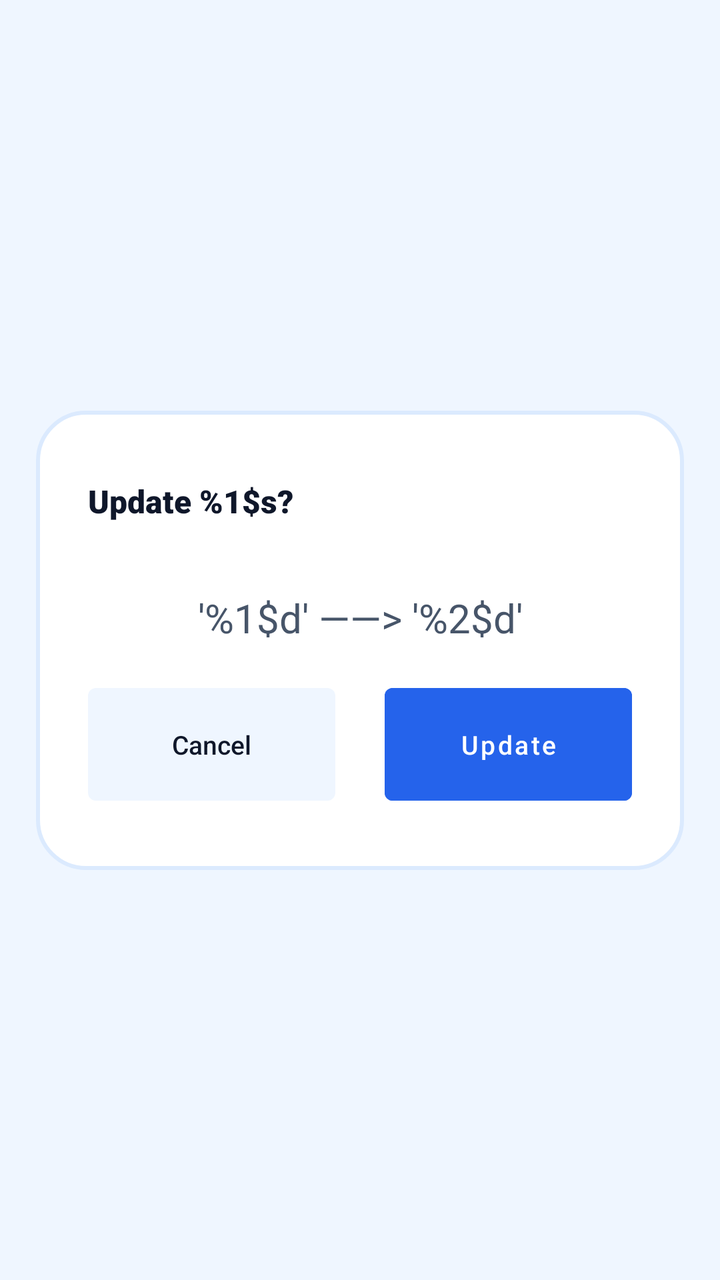
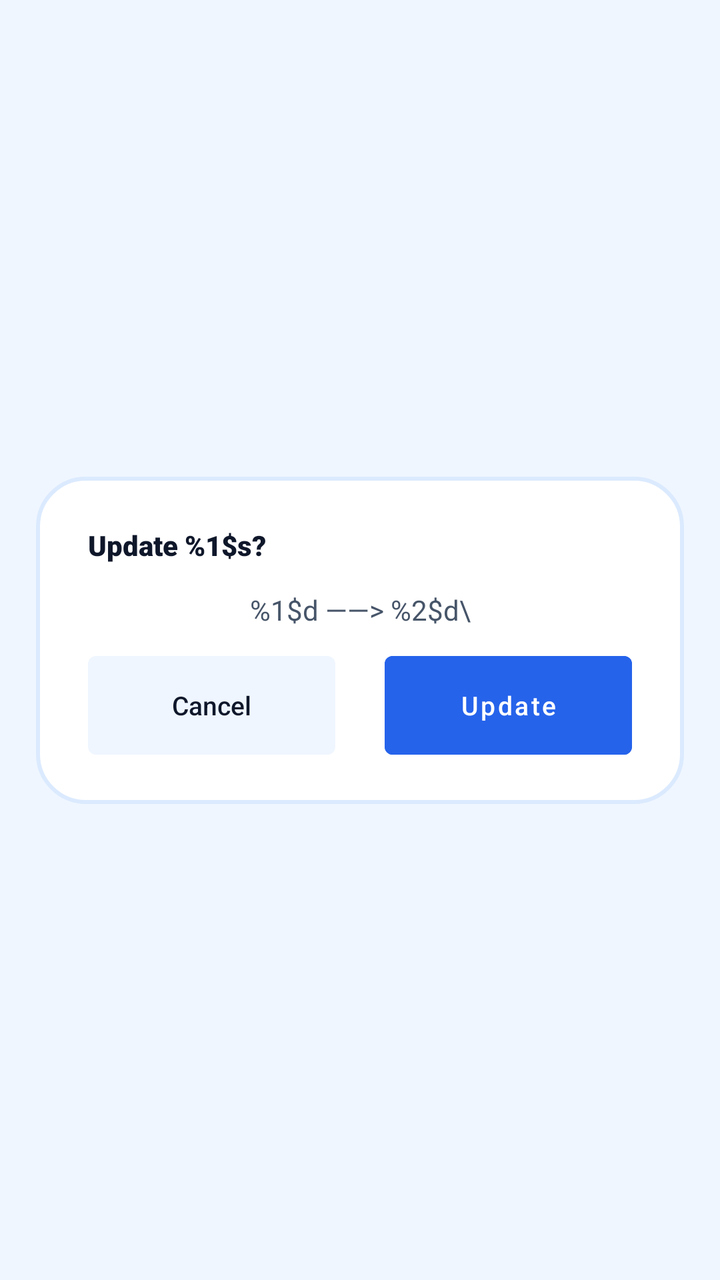

Compare the two renders of this Android layout. The source of the first and the diff that turns it into the second are given below.
<!-- AndroidManifest.xml: application theme Theme.SmartTasbeeh -->
<!-- res/layout/dialog_update_count.xml -->
<?xml version="1.0" encoding="utf-8"?>
<androidx.constraintlayout.widget.ConstraintLayout xmlns:android="http://schemas.android.com/apk/res/android"
    xmlns:app="http://schemas.android.com/apk/res-auto"
    android:layout_width="match_parent"
    android:layout_height="wrap_content"
    android:layout_gravity="center">

    <androidx.constraintlayout.widget.ConstraintLayout
        android:id="@+id/dialogBox"
        android:layout_width="0dp"
        android:layout_height="wrap_content"
        android:background="@drawable/dialog_background_premium"
        app:layout_constraintWidth_percent="0.90"
        app:layout_constraintStart_toStartOf="parent"
        app:layout_constraintEnd_toEndOf="parent"
        app:layout_constraintTop_toTopOf="parent"
        app:layout_constraintBottom_toBottomOf="parent">

        <androidx.constraintlayout.widget.Guideline
            android:id="@+id/guideStart"
            android:layout_width="wrap_content"
            android:layout_height="wrap_content"
            android:orientation="vertical"
            app:layout_constraintGuide_percent="0.08" />

        <androidx.constraintlayout.widget.Guideline
            android:id="@+id/guideEnd"
            android:layout_width="wrap_content"
            android:layout_height="wrap_content"
            android:orientation="vertical"
            app:layout_constraintGuide_percent="0.92" />

        <androidx.constraintlayout.widget.Guideline
            android:id="@+id/guideTop"
            android:layout_width="wrap_content"
            android:layout_height="wrap_content"
            android:orientation="horizontal"
            app:layout_constraintGuide_percent="0.15" />

        <androidx.constraintlayout.widget.Guideline
            android:id="@+id/guideBottom"
            android:layout_width="wrap_content"
            android:layout_height="wrap_content"
            android:orientation="horizontal"
            app:layout_constraintGuide_percent="0.85" />

        <TextView
            android:id="@+id/tvTitle"
            android:layout_width="0dp"
            android:layout_height="0dp"
            android:text="@string/dialog_update_title"
            android:fontFamily="sans-serif-black"
            android:textColor="@color/text_primary"
            app:autoSizeTextType="uniform"
            app:autoSizeMinTextSize="12sp"
            app:autoSizeMaxTextSize="16sp"
            app:autoSizeStepGranularity="2sp"
            app:layout_constraintDimensionRatio="H,6:1"
            app:layout_constraintStart_toStartOf="@id/guideStart"
            app:layout_constraintEnd_toEndOf="@id/guideEnd"
            app:layout_constraintTop_toTopOf="@id/guideTop"/>

        
        <Space
            android:id="@+id/spaceTitleToMessage"
            android:layout_width="0dp"
            android:layout_height="0dp"
            app:layout_constraintDimensionRatio="H,40:1"
            app:layout_constraintStart_toStartOf="@id/guideStart"
            app:layout_constraintEnd_toEndOf="@id/guideEnd"
            app:layout_constraintTop_toBottomOf="@id/tvTitle" />

        
        <TextView
            android:id="@+id/tvSessionTitle"
            android:layout_width="0dp"
            android:layout_height="0dp"
            android:text="@string/dialog_update_message"
            android:textColor="@color/text_secondary"
            android:gravity="center"
            app:autoSizeTextType="uniform"
            app:autoSizeMinTextSize="12sp"
            app:autoSizeMaxTextSize="20sp"
            app:autoSizeStepGranularity="1sp"
            app:layout_constraintDimensionRatio="H,8:1"
            app:layout_constraintStart_toStartOf="@id/guideStart"
            app:layout_constraintEnd_toEndOf="@id/guideEnd"
            app:layout_constraintTop_toBottomOf="@id/spaceTitleToMessage" />

        
        <Space
            android:id="@+id/spaceMessageToButtons"
            android:layout_width="0dp"
            android:layout_height="0dp"
            app:layout_constraintDimensionRatio="H,15:1"
            app:layout_constraintStart_toStartOf="@id/guideStart"
            app:layout_constraintEnd_toEndOf="@id/guideEnd"
            app:layout_constraintTop_toBottomOf="@id/tvSessionTitle" />

        <androidx.constraintlayout.widget.ConstraintLayout
            android:layout_width="0dp"
            android:layout_height="wrap_content"
            app:layout_constraintStart_toStartOf="@id/guideStart"
            app:layout_constraintEnd_toEndOf="@id/guideEnd"
            app:layout_constraintTop_toBottomOf="@id/spaceMessageToButtons"
            app:layout_constraintBottom_toBottomOf="@id/guideBottom">

            <androidx.appcompat.widget.AppCompatButton
                android:id="@+id/btnCancel"
                android:layout_width="0dp"
                android:layout_height="0dp"
                android:text="@string/dialog_cancel"
                android:textAllCaps="false"
                android:textColor="@color/text_primary"
                android:background="@drawable/selector_cancel_save"
                android:stateListAnimator="@null"
                android:minHeight="48dp"
                app:autoSizeTextType="uniform"
                app:autoSizeMinTextSize="10sp"
                app:autoSizeMaxTextSize="13sp"
                app:layout_constraintHeight_min="48dp"
                app:layout_constraintWidth_max="280dp"
                app:layout_constraintDimensionRatio="H,2.2:1"
                app:layout_constraintStart_toStartOf="parent"
                app:layout_constraintTop_toTopOf="parent"
                app:layout_constraintBottom_toBottomOf="parent"
                app:layout_constraintEnd_toStartOf="@+id/buttonGap"
                app:layout_constraintHorizontal_weight="1"/>

            <Space
                android:id="@+id/buttonGap"
                android:layout_width="0dp"
                android:layout_height="0dp"
                app:layout_constraintHorizontal_weight="0.2"
                app:layout_constraintStart_toEndOf="@id/btnCancel"
                app:layout_constraintEnd_toStartOf="@+id/btnUpdate"
                app:layout_constraintTop_toTopOf="parent"
                app:layout_constraintBottom_toBottomOf="parent" />

            <Button
                android:id="@+id/btnUpdate"
                android:layout_width="0dp"
                android:layout_height="0dp"
                android:text="@string/action_update"
                android:textAllCaps="false"
                android:textColor="@color/white"
                android:backgroundTint="@color/tasbeeh_blue_primary"
                style="@style/Widget.MaterialComponents.Button.UnelevatedButton"
                android:insetTop="0dp"
                android:insetBottom="0dp"
                android:minHeight="48dp"
                app:autoSizeTextType="uniform"
                app:autoSizeMinTextSize="10sp"
                app:autoSizeMaxTextSize="13sp"
                app:layout_constraintHeight_min="48dp"
                app:layout_constraintWidth_max="280dp"
                app:layout_constraintDimensionRatio="H,2.2:1"
                app:layout_constraintEnd_toEndOf="parent"
                app:layout_constraintTop_toTopOf="parent"
                app:layout_constraintBottom_toBottomOf="parent"
                app:layout_constraintStart_toEndOf="@id/buttonGap"
                app:layout_constraintHorizontal_weight="1"/>

        </androidx.constraintlayout.widget.ConstraintLayout>

    </androidx.constraintlayout.widget.ConstraintLayout>
</androidx.constraintlayout.widget.ConstraintLayout>
<!-- resources referenced by this layout -->
<resources>
  <color name="tasbeeh_blue_primary">#2563EB</color>
  <color name="text_primary">#0F172A</color>
  <color name="text_secondary">#475569</color>
  <color name="white">#FFFFFFFF</color>
  <!-- drawable dialog_background_premium (drawable) -->
  <?xml version="1.0" encoding="utf-8"?>
  <shape xmlns:android="http://schemas.android.com/apk/res/android"
      android:shape="rectangle">
      <solid android:color="@color/card_background"/>
      <corners android:radius="24dp"/>
      <stroke android:width="2dp"
          android:color="@color/card_stroke_color"/>
  </shape>
  <!-- drawable selector_cancel_save (drawable) -->
  <?xml version="1.0" encoding="utf-8"?>
  <selector xmlns:android="http://schemas.android.com/apk/res/android">
      <item android:state_pressed="true">
          <shape android:shape="rectangle">
              <solid android:color="@color/cancel_btn_pressed_red"/> 
              <corners android:radius="4dp"/>
          </shape>
      </item>
      <item>
          <shape android:shape="rectangle">
              <solid android:color="@color/icon_btn_bg"/> 
              <corners android:radius="4dp"/>
          </shape>
      </item>
  </selector>
  <string name="action_update">Update</string>
  <string name="dialog_cancel">Cancel</string>
  <string name="dialog_update_message">\'%1$d\' ——&gt; \'%2$d\'</string>
  <string name="dialog_update_title">Update %1$s?</string>
  <style name="Theme.SmartTasbeeh" parent="Base.Theme.SmartTasbeeh" />
  <color name="card_background">#FFFFFF</color>
  <color name="card_stroke_color">#DBEAFE</color>
  <color name="cancel_btn_pressed_red">#F69E98</color>
  <color name="icon_btn_bg">#EFF6FF</color>
  <style name="Base.Theme.SmartTasbeeh" parent="Theme.Material3.DayNight.NoActionBar">
          <item name="colorPrimary">@color/tasbeeh_blue_primary</item>
          <item name="colorPrimaryVariant">@color/tasbeeh_blue_dark</item>
          <item name="colorOnPrimary">@color/white</item>
  
          <item name="android:statusBarColor">@color/tasbeeh_blue_dark</item>
          <item name="android:windowLightStatusBar">false</item>
  
          <item name="android:windowBackground">@color/background_light</item>
          <item name="android:textColor">@color/text_primary</item>
      </style>
  <color name="tasbeeh_blue_dark">#1E3A8A</color>
  <color name="background_light">#EFF6FF</color>
</resources>

<!-- the commit's change to res/layout/dialog_update_count.xml (unified diff, before → after) -->
@@ -47,15 +47,10 @@
         <TextView
             android:id="@+id/tvTitle"
             android:layout_width="0dp"
-            android:layout_height="0dp"
+            android:layout_height="wrap_content"
             android:text="@string/dialog_update_title"
             android:fontFamily="sans-serif-black"
             android:textColor="@color/text_primary"
-            app:autoSizeTextType="uniform"
-            app:autoSizeMinTextSize="12sp"
-            app:autoSizeMaxTextSize="16sp"
-            app:autoSizeStepGranularity="2sp"
-            app:layout_constraintDimensionRatio="H,6:1"
             app:layout_constraintStart_toStartOf="@id/guideStart"
             app:layout_constraintEnd_toEndOf="@id/guideEnd"
             app:layout_constraintTop_toTopOf="@id/guideTop"/>
@@ -65,7 +60,7 @@
             android:id="@+id/spaceTitleToMessage"
             android:layout_width="0dp"
             android:layout_height="0dp"
-            app:layout_constraintDimensionRatio="H,40:1"
+            app:layout_constraintDimensionRatio="H,20:1"
             app:layout_constraintStart_toStartOf="@id/guideStart"
             app:layout_constraintEnd_toEndOf="@id/guideEnd"
             app:layout_constraintTop_toBottomOf="@id/tvTitle" />
@@ -74,15 +69,10 @@
         <TextView
             android:id="@+id/tvSessionTitle"
             android:layout_width="0dp"
-            android:layout_height="0dp"
+            android:layout_height="wrap_content"
             android:text="@string/dialog_update_message"
             android:textColor="@color/text_secondary"
             android:gravity="center"
-            app:autoSizeTextType="uniform"
-            app:autoSizeMinTextSize="12sp"
-            app:autoSizeMaxTextSize="20sp"
-            app:autoSizeStepGranularity="1sp"
-            app:layout_constraintDimensionRatio="H,8:1"
             app:layout_constraintStart_toStartOf="@id/guideStart"
             app:layout_constraintEnd_toEndOf="@id/guideEnd"
             app:layout_constraintTop_toBottomOf="@id/spaceTitleToMessage" />
@@ -92,7 +82,7 @@
             android:id="@+id/spaceMessageToButtons"
             android:layout_width="0dp"
             android:layout_height="0dp"
-            app:layout_constraintDimensionRatio="H,15:1"
+            app:layout_constraintDimensionRatio="H,20:1"
             app:layout_constraintStart_toStartOf="@id/guideStart"
             app:layout_constraintEnd_toEndOf="@id/guideEnd"
             app:layout_constraintTop_toBottomOf="@id/tvSessionTitle" />
@@ -120,7 +110,7 @@
                 app:autoSizeMaxTextSize="13sp"
                 app:layout_constraintHeight_min="48dp"
                 app:layout_constraintWidth_max="280dp"
-                app:layout_constraintDimensionRatio="H,2.2:1"
+                app:layout_constraintDimensionRatio="H,2.5:1"
                 app:layout_constraintStart_toStartOf="parent"
                 app:layout_constraintTop_toTopOf="parent"
                 app:layout_constraintBottom_toBottomOf="parent"
@@ -154,7 +144,7 @@
                 app:autoSizeMaxTextSize="13sp"
                 app:layout_constraintHeight_min="48dp"
                 app:layout_constraintWidth_max="280dp"
-                app:layout_constraintDimensionRatio="H,2.2:1"
+                app:layout_constraintDimensionRatio="H,2.5:1"
                 app:layout_constraintEnd_toEndOf="parent"
                 app:layout_constraintTop_toTopOf="parent"
                 app:layout_constraintBottom_toBottomOf="parent"
<!-- resource entries referenced after the edit -->
@@ -31,7 +31,7 @@
   </selector>
   <string name="action_update">Update</string>
   <string name="dialog_cancel">Cancel</string>
-  <string name="dialog_update_message">\'%1$d\' ——&gt; \'%2$d\'</string>
+  <string name="dialog_update_message">\%1$d\ ——&gt; \%2$d\</string>
   <string name="dialog_update_title">Update %1$s?</string>
   <style name="Theme.SmartTasbeeh" parent="Base.Theme.SmartTasbeeh" />
   <color name="card_background">#FFFFFF</color>
